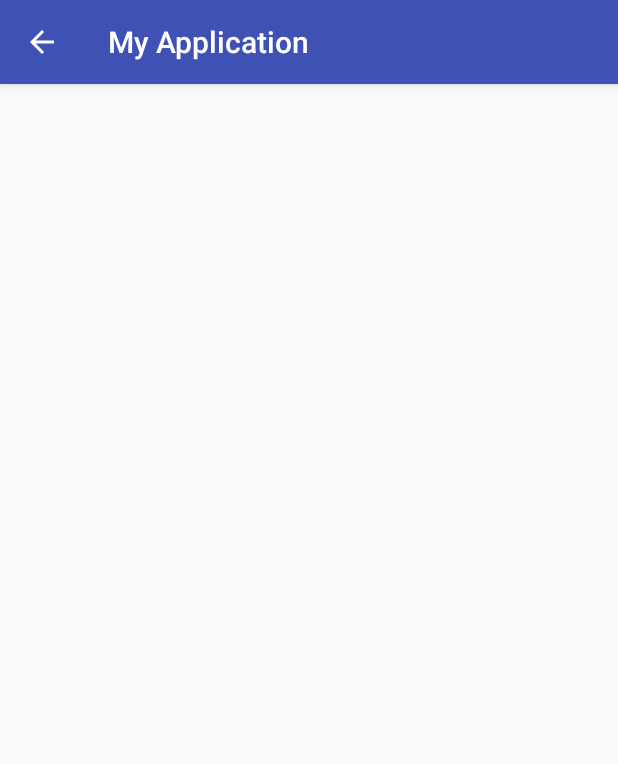
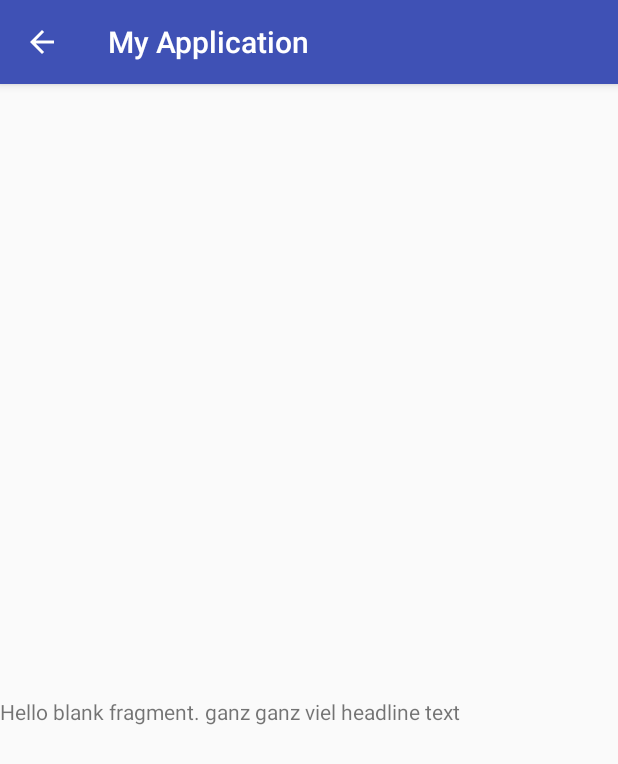
Before and after one commit to stefanesterer/androidTraining, an Android app: the DisplayMessageActivity screen opened directly, with no data from a screen before it, on a phone screen of 412 x 824 dp. Shown: the top 764 px of the screen. Run offline under Robolectric (Android 15) with nearby library versions, the phone set to English and light mode, and no system bars.

Commit message:
dynamically add fragment

```diff
--- a/app/src/main/java/com/example/stefan/myapplication/DisplayMessageActivity.java
+++ b/app/src/main/java/com/example/stefan/myapplication/DisplayMessageActivity.java
@@ -5,6 +5,8 @@ import android.os.Bundle;
 import android.support.v7.app.AppCompatActivity;
 import android.view.View;
 import android.widget.TextView;
+
+import com.example.stefan.myapplication.fragment.HeadlinesFragment;
 
 public class DisplayMessageActivity extends AppCompatActivity {
 
@@ -16,6 +18,15 @@ public class DisplayMessageActivity extends AppCompatActivity {
         Intent intent = getIntent();
         String message = intent.getStringExtra(MainActivity.EXTRA_MESSAGE);
         TextView textView = (TextView) findViewById(R.id.textView);
-        textView.setText(message);}
+        textView.setText(message);
+
+        if (findViewById(R.id.fragment_layout) != null) {
+            if (savedInstanceState == null) {
+                getSupportFragmentManager().beginTransaction().add(R.id.fragment_layout, new HeadlinesFragment()).commit();
+            }
+        }
+
+    }
+
 
 }
--- /dev/null
+++ b/app/src/main/java/com/example/stefan/myapplication/fragment/HeadlinesFragment.java
@@ -0,0 +1,30 @@
+package com.example.stefan.myapplication.fragment;
+
+
+import android.os.Bundle;
+import android.support.v4.app.Fragment;
+import android.view.LayoutInflater;
+import android.view.View;
+import android.view.ViewGroup;
+
+import com.example.stefan.myapplication.R;
+
+/**
+ * A simple {@link Fragment} subclass.
+ */
+public class HeadlinesFragment extends Fragment {
+
+
+    public HeadlinesFragment() {
+        // Required empty public constructor
+    }
+
+
+    @Override
+    public View onCreateView(LayoutInflater inflater, ViewGroup container,
+                             Bundle savedInstanceState) {
+        // Inflate the layout for this fragment
+        return inflater.inflate(R.layout.fragment_headlines, container, false);
+    }
+
+}
--- a/app/src/main/res/layout/activity_display_message.xml
+++ b/app/src/main/res/layout/activity_display_message.xml
@@ -15,4 +15,17 @@
         app:layout_constraintLeft_toLeftOf="parent"
         app:layout_constraintTop_toTopOf="parent"
         app:layout_constraintRight_toRightOf="parent" />
+
+    <FrameLayout
+        android:id="@+id/fragment_layout"
+        android:layout_width="0dp"
+        android:layout_height="127dp"
+        app:layout_constraintBottom_toBottomOf="parent"
+        app:layout_constraintHorizontal_bias="0.0"
+        app:layout_constraintLeft_toLeftOf="parent"
+        app:layout_constraintRight_toRightOf="parent"
+        app:layout_constraintTop_toTopOf="parent"
+        app:layout_constraintVertical_bias="0.638">
+
+    </FrameLayout>
 </android.support.constraint.ConstraintLayout>
--- /dev/null
+++ b/app/src/main/res/layout/fragment_headlines.xml
@@ -0,0 +1,13 @@
+<FrameLayout xmlns:android="http://schemas.android.com/apk/res/android"
+    xmlns:tools="http://schemas.android.com/tools"
+    android:layout_width="match_parent"
+    android:layout_height="match_parent"
+    tools:context="com.example.stefan.myapplication.fragment.HeadlinesFragment">
+
+    <!-- TODO: Update blank fragment layout -->
+    <TextView
+        android:layout_width="match_parent"
+        android:layout_height="match_parent"
+        android:text="@string/hello_blank_fragment" />
+
+</FrameLayout>
--- a/app/src/main/res/values/strings.xml
+++ b/app/src/main/res/values/strings.xml
@@ -2,4 +2,6 @@
     <string name="app_name">My Application</string>
     <string name="edit_message">Edit this message</string>
     <string name="button_send">Send this!</string>
+
+    <string name="hello_blank_fragment">Hello blank fragment. ganz ganz viel headline text</string>
 </resources>
```
